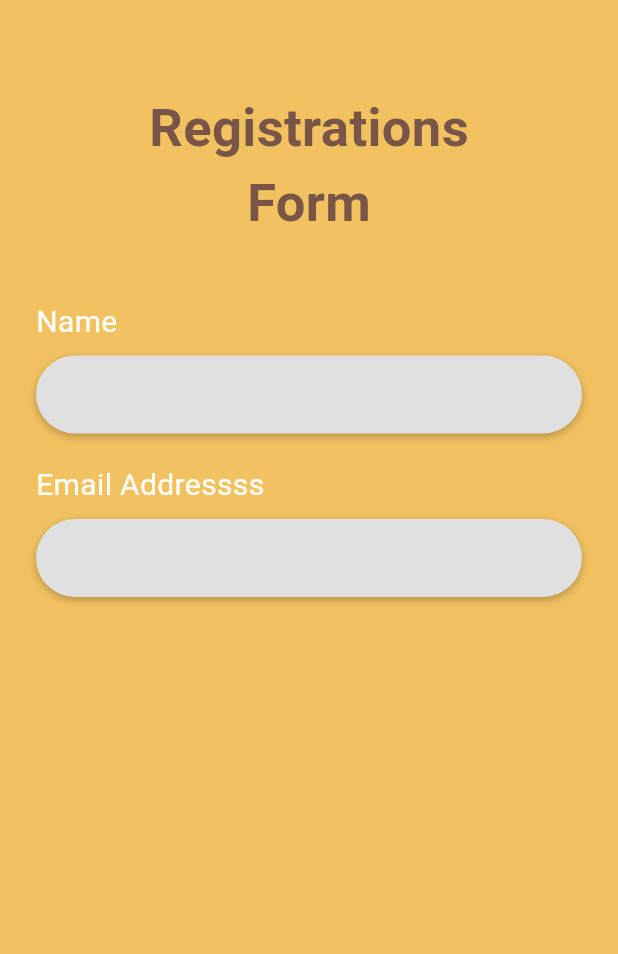
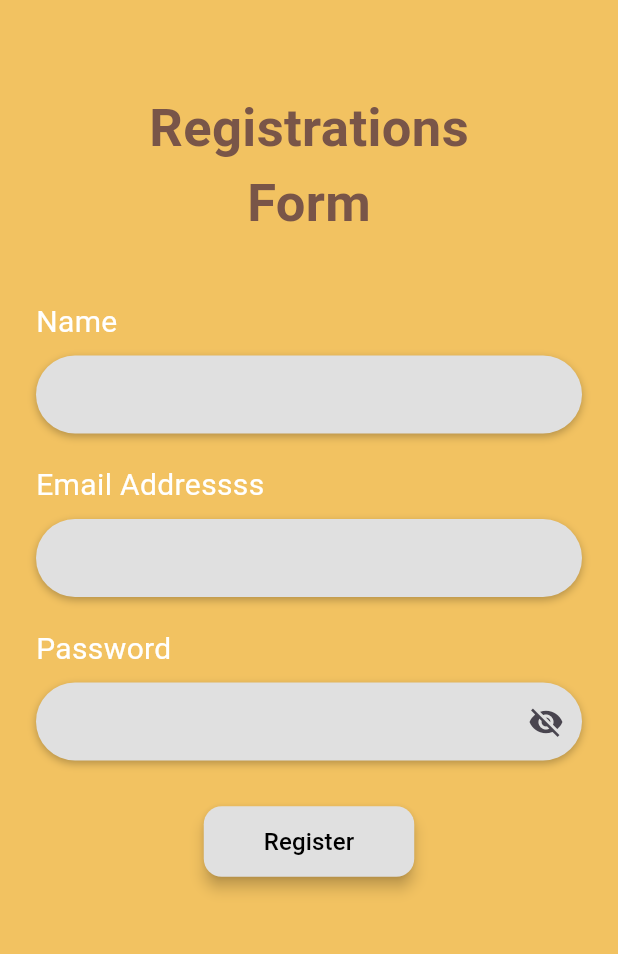
Before and after one commit to pards8/Capstone-App, a Flutter app: the RegistrationScreen screen opened directly, on a phone screen of 412 x 824 dp, the part 156-1110 px from its top. Run offline on Flutter 3.47's test engine with Material 3 defaults, Android fonts, the phone set to English and light mode, and no system bars.

Commit message:
week1 day4&5, week2 day1

```diff
--- a/lib/main.dart
+++ b/lib/main.dart
@@ -1,4 +1,7 @@
 import 'package:flutter/material.dart';
+import 'pages/REGISTER.dart';
+import 'pages/order_confirmed_screen.dart';
+import 'pages/Login.dart';
 
 void main() {
   runApp(const MyApp());
@@ -11,90 +14,7 @@ class MyApp extends StatelessWidget {
   Widget build(BuildContext context) {
     return MaterialApp(
       debugShowCheckedModeBanner: false,
-      home: const RegistrationScreen(),
+      home: const OrderConfirmedScreen(),
     );
   }
 }
-
-class RegistrationScreen extends StatelessWidget {
-  const RegistrationScreen({super.key});
-
-  @override
-  Widget build(BuildContext context) {
-    return Scaffold(
-        backgroundColor: const Color(0xFFF2C261),
-    body: Padding(
-    padding: const EdgeInsets.all(24.0),
-    child: Column(
-    crossAxisAlignment: CrossAxisAlignment.start,
-    children: [
-    const SizedBox(height: 40),
-    // Logo (top-left)
-    SizedBox(
-    height: 40,
-    child: Image.asset('asset/logo.jpg'), // Make sure the image is in 'assets/logo.png'
-    ),
-    const SizedBox(height: 60),
-    // Registration Title
-    Center(
-    child: Column(
-    children: const [
-    Text(
-    'Registrations',
-    style: TextStyle(
-    fontSize: 35,
-    fontWeight: FontWeight.bold,
-    color: Colors.brown,
-    ),
-    ),
-    Text(
-    'Form',
-    style: TextStyle(
-    fontSize: 35,
-    fontWeight: FontWeight.bold,
-    color: Colors.brown,
-    ),
-    ),
-    ],
-    ),
-    ),
-    const SizedBox(height: 40),
-    // Name Label and Field
-    const Text(
-    'Name',
-    style: TextStyle(color: Colors.white, fontSize: 20),
-    ),
-    const SizedBox(height: 8),
-    buildTextField(),
-    const SizedBox(height: 20),
-    // Email Label and Field
-    const Text(
-    'Email Addressss',
-    style: TextStyle(color: Colors.white, fontSize: 20),
-    ),
-    const SizedBox(height: 8),
-    buildTextField(),
-    ],
-    ),
-    ),
-    );
-  }
-
-  Widget buildTextField() {
-    return Container(
-      decoration: BoxDecoration(
-        color: Colors.grey[300],
-        borderRadius: BorderRadius.circular(30),
-        boxShadow: const [
-          BoxShadow(color: Colors.black26, blurRadius: 4, offset: Offset(0, 2)),
-        ],
-      ),
-      child: const TextField(
-        decoration: InputDecoration(
-          contentPadding: EdgeInsets.symmetric(horizontal: 20, vertical: 14),
-          border: InputBorder.none,
-        ),
-      ),
-    );
-  }
-}
--- /dev/null
+++ b/lib/pages/REGISTER.dart
@@ -0,0 +1,140 @@
+import 'package:capstone_proj/pages/Login.dart';
+import 'package:flutter/material.dart';
+
+
+class RegistrationScreen extends StatefulWidget {
+  const RegistrationScreen({super.key});
+
+  @override
+  State<RegistrationScreen> createState() => _RegistrationScreenState();
+}
+
+class _RegistrationScreenState extends State<RegistrationScreen> {
+  final TextEditingController _passwordController = TextEditingController();
+  bool _obscurePassword = true;
+
+  @override
+  Widget build(BuildContext context) {
+    return Scaffold(
+      backgroundColor: const Color(0xFFF2C261),
+      body: Padding(
+        padding: const EdgeInsets.all(24.0),
+        child: Column(
+          crossAxisAlignment: CrossAxisAlignment.start,
+          children: [
+            const SizedBox(height: 40),
+            SizedBox(height: 40, child: Image.asset('asset/logo.jpg')),
+            const SizedBox(height: 60),
+            Center(
+              child: Column(
+                children: const [
+                  Text(
+                    'Registrations',
+                    style: TextStyle(
+                      fontSize: 35,
+                      fontWeight: FontWeight.bold,
+                      color: Colors.brown,
+                    ),
+                  ),
+                  Text(
+                    'Form',
+                    style: TextStyle(
+                      fontSize: 35,
+                      fontWeight: FontWeight.bold,
+                      color: Colors.brown,
+                    ),
+                  ),
+                ],
+              ),
+            ),
+            const SizedBox(height: 40),
+            const Text('Name', style: TextStyle(color: Colors.white, fontSize: 20)),
+            const SizedBox(height: 8),
+            buildTextField(),
+            const SizedBox(height: 20),
+            const Text('Email Addressss', style: TextStyle(color: Colors.white, fontSize: 20)),
+            const SizedBox(height: 8),
+            buildTextField(),
+            const SizedBox(height: 20),
+            const Text('Password', style: TextStyle(color: Colors.white, fontSize: 20)),
+            const SizedBox(height: 8),
+            buildPasswordField(),
+            const SizedBox(height: 30),
+
+            // ✅ Register Button
+            Center(
+              child: ElevatedButton(
+                onPressed: () {
+                  Navigator.pushReplacement(
+                    context,
+                    MaterialPageRoute(builder: (context) => const LoginScreen()),
+                  );
+                },
+                style: ElevatedButton.styleFrom(
+                  backgroundColor: Colors.grey[300],
+                  elevation: 4,
+                  padding: const EdgeInsets.symmetric(horizontal: 40, vertical: 12),
+                  shape: RoundedRectangleBorder(
+                    borderRadius: BorderRadius.circular(12),
+                  ),
+                ),
+                child: const Text(
+                  'Register',
+                  style: TextStyle(color: Colors.black, fontSize: 16),
+                ),
+              ),
+            ),
+          ],
+        ),
+      ),
+    );
+  }
+
+  Widget buildTextField() {
+    return Container(
+      decoration: BoxDecoration(
+        color: Colors.grey[300],
+        borderRadius: BorderRadius.circular(30),
+        boxShadow: const [
+          BoxShadow(color: Colors.black26, blurRadius: 4, offset: Offset(0, 2)),
+        ],
+      ),
+      child: const TextField(
+        decoration: InputDecoration(
+          contentPadding: EdgeInsets.symmetric(horizontal: 20, vertical: 14),
+          border: InputBorder.none,
+        ),
+      ),
+    );
+  }
+
+  Widget buildPasswordField() {
+    return Container(
+      decoration: BoxDecoration(
+        color: Colors.grey[300],
+        borderRadius: BorderRadius.circular(30),
+        boxShadow: const [
+          BoxShadow(color: Colors.black26, blurRadius: 4, offset: Offset(0, 2)),
+        ],
+      ),
+      child: TextField(
+        controller: _passwordController,
+        obscureText: _obscurePassword,
+        decoration: InputDecoration(
+          contentPadding: const EdgeInsets.symmetric(horizontal: 20, vertical: 14),
+          border: InputBorder.none,
+          suffixIcon: IconButton(
+            icon: Icon(
+              _obscurePassword ? Icons.visibility_off : Icons.visibility,
+            ),
+            onPressed: () {
+              setState(() {
+                _obscurePassword = !_obscurePassword;
+              });
+            },
+          ),
+        ),
+      ),
+    );
+  }
+}
```
Also changed, not shown: lib/REGISTER.dart (deleted, +0 -35 lines), lib/pages/Login.dart (added, +110 -0 lines), lib/pages/order_confirmed_screen.dart (added, +75 -0 lines).
